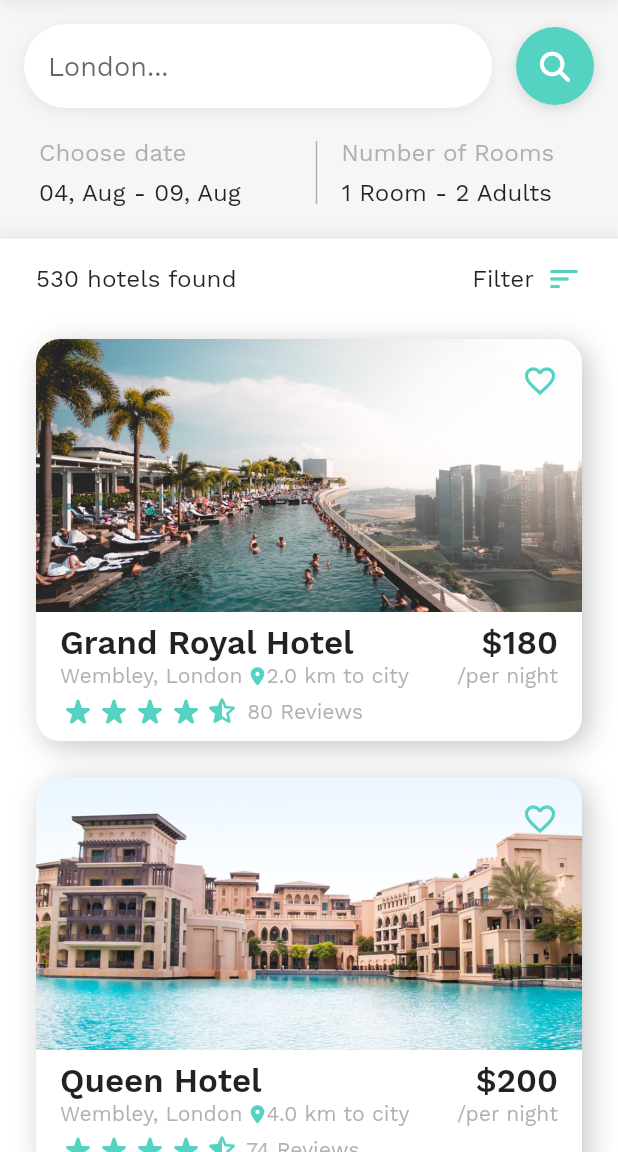
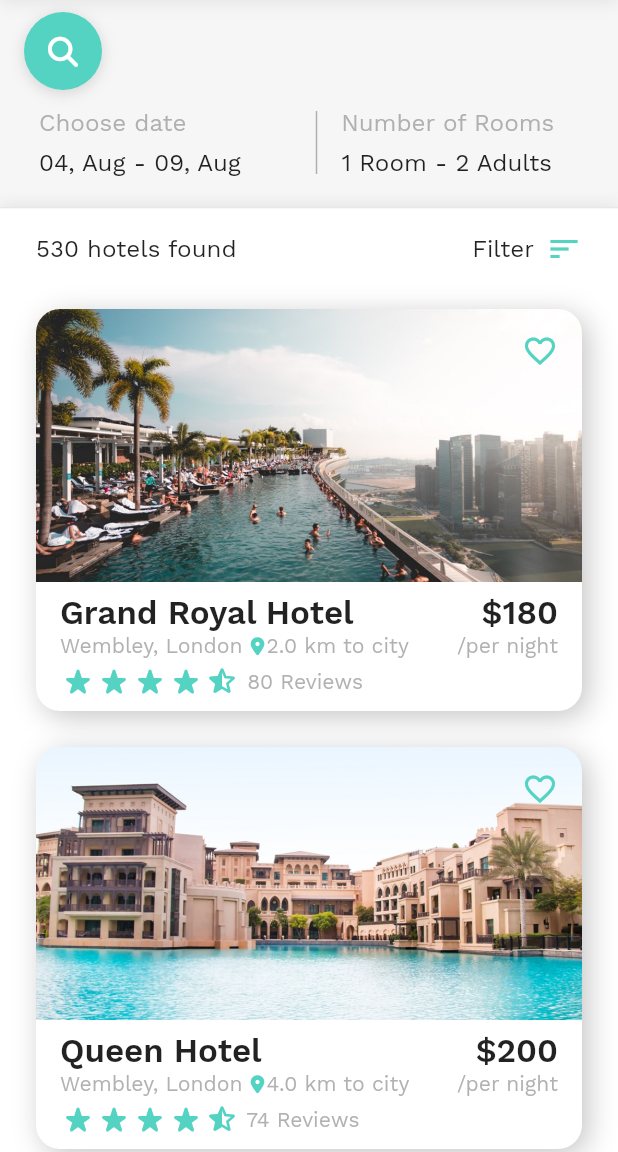
Before and after one commit to Chaitanyaputhran/Bloombright, a Flutter app: the HotelHomeScreen screen opened directly, on a phone screen of 412 x 824 dp, the part 84-1236 px from its top. Run offline on Flutter 3.47's test engine with Material 2 defaults, Android fonts, the light colour scheme and no system bars; drawn by our look-alikes of flutter_rating_bar; our stand-ins replace font_awesome_flutter.

Commit message:
Removed search bar

```diff
--- a/lib/hotel_booking/hotel_home_screen.dart
+++ b/lib/hotel_booking/hotel_home_screen.dart
@@ -324,40 +324,6 @@ class _HotelHomeScreenState extends State<HotelHomeScreen>
       padding: const EdgeInsets.only(left: 16, right: 16, top: 8, bottom: 8),
       child: Row(
         children: <Widget>[
-          Expanded(
-            child: Padding(
-              padding: const EdgeInsets.only(right: 16, top: 8, bottom: 8),
-              child: Container(
-                decoration: BoxDecoration(
-                  color: HotelAppTheme.buildLightTheme().backgroundColor,
-                  borderRadius: const BorderRadius.all(
-                    Radius.circular(38.0),
-                  ),
-                  boxShadow: <BoxShadow>[
-                    BoxShadow(
-                        color: Colors.grey.withOpacity(0.2),
-                        offset: const Offset(0, 2),
-                        blurRadius: 8.0),
-                  ],
-                ),
-                child: Padding(
-                  padding: const EdgeInsets.only(
-                      left: 16, right: 16, top: 4, bottom: 4),
-                  child: TextField(
-                    onChanged: (String txt) {},
-                    style: const TextStyle(
-                      fontSize: 18,
-                    ),
-                    cursorColor: HotelAppTheme.buildLightTheme().primaryColor,
-                    decoration: InputDecoration(
-                      border: InputBorder.none,
-                      hintText: 'London...',
-                    ),
-                  ),
-                ),
-              ),
-            ),
-          ),
           Container(
             decoration: BoxDecoration(
               color: HotelAppTheme.buildLightTheme().primaryColor,
--- a/lib/introduction_animation/components/center_next_button.dart
+++ b/lib/introduction_animation/components/center_next_button.dart
@@ -1,5 +1,6 @@
 import 'package:animations/animations.dart';
 import 'package:flutter/material.dart';
+import '../../hotel_booking/hotel_home_screen.dart';
 import 'calender_page.dart';
 
 
@@ -101,7 +102,7 @@ class CenterNextButton extends StatelessWidget {
                           Navigator.push(
                             context,
                             MaterialPageRoute(
-                                builder: (context) => CalendarPage()),
+                                builder: (context) => HotelHomeScreen()),
                           );
                           child:
                           Padding(
```
Also changed, not shown: pubspec.lock.
